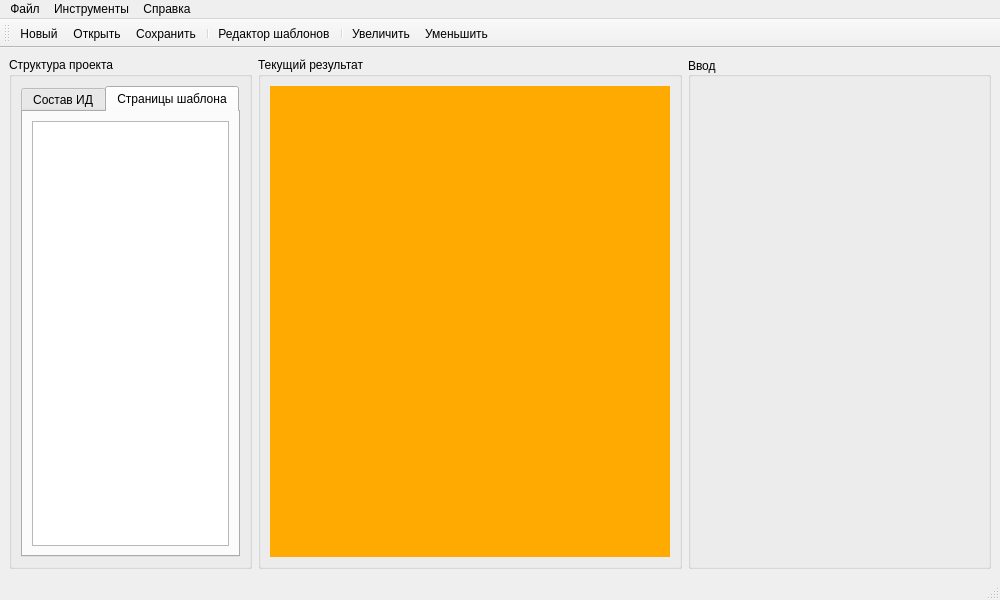
This is designer/mainwindow.ui in Artemako/auto-exec-doc as Qt 5 draws it before an edit. The edited form follows.
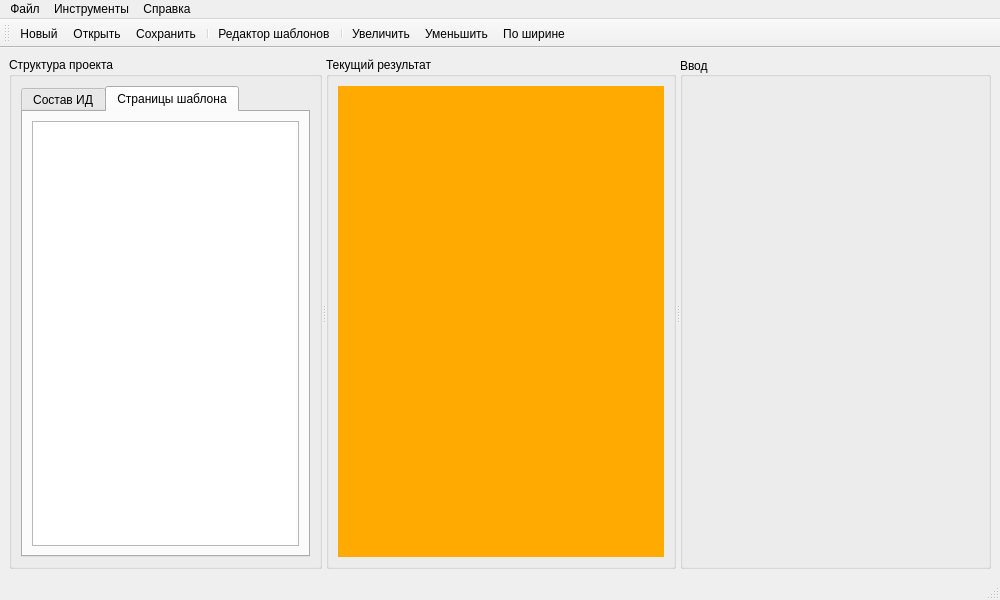
This is the edited form. Icons and pictures are not drawn. Custom widgets are drawn as their Qt base class.

Commit message: Добавлен splitter + задействован set_zoom_to_fit_view

Diff of the .ui file:
```diff
--- a/designer/mainwindow.ui
+++ b/designer/mainwindow.ui
@@ -32,30 +32,25 @@
    <string>Автоматизация ИД</string>
   </property>
   <widget class="QWidget" name="centralwidget">
-   <layout class="QGridLayout" name="gridLayout">
-    <item row="0" column="0">
-     <layout class="QGridLayout" name="gl_main" columnstretch="4,7,5">
-      <property name="sizeConstraint">
-       <enum>QLayout::SetDefaultConstraint</enum>
-      </property>
-      <item row="0" column="1">
-       <widget class="QGroupBox" name="gb_center">
-        <property name="title">
-         <string>Текущий результат</string>
-        </property>
-        <layout class="QHBoxLayout" name="horizontalLayout">
+   <layout class="QHBoxLayout" name="horizontalLayout_2">
          <item>
-          <widget class="PdfWidget" name="pdfwidget" native="true">
-           <property name="styleSheet">
-            <string notr="true">background-color: rgb(255, 170, 0);</string>
-           </property>
-          </widget>
-         </item>
-        </layout>
-       </widget>
-      </item>
-      <item row="0" column="0">
+     <widget class="QSplitter" name="splitter">
+      <property name="orientation">
+       <enum>Qt::Horizontal</enum>
+      </property>
        <widget class="QGroupBox" name="gb_left">
+       <property name="sizePolicy">
+        <sizepolicy hsizetype="Preferred" vsizetype="Preferred">
+         <horstretch>0</horstretch>
+         <verstretch>0</verstretch>
+        </sizepolicy>
+       </property>
+       <property name="minimumSize">
+        <size>
+         <width>250</width>
+         <height>0</height>
+        </size>
+       </property>
         <property name="title">
          <string>Структура проекта</string>
         </property>
@@ -139,9 +134,45 @@
          </item>
         </layout>
        </widget>
-      </item>
-      <item row="0" column="2">
+      <widget class="QGroupBox" name="gb_center">
+       <property name="sizePolicy">
+        <sizepolicy hsizetype="Preferred" vsizetype="Preferred">
+         <horstretch>0</horstretch>
+         <verstretch>0</verstretch>
+        </sizepolicy>
+       </property>
+       <property name="minimumSize">
+        <size>
+         <width>350</width>
+         <height>0</height>
+        </size>
+       </property>
+       <property name="title">
+        <string>Текущий результат</string>
+       </property>
+       <layout class="QHBoxLayout" name="horizontalLayout">
+        <item>
+         <widget class="PdfWidget" name="pdfwidget" native="true">
+          <property name="styleSheet">
+           <string notr="true">background-color: rgb(255, 170, 0);</string>
+          </property>
+         </widget>
+        </item>
+       </layout>
+      </widget>
        <widget class="QGroupBox" name="gb_right">
+       <property name="sizePolicy">
+        <sizepolicy hsizetype="Preferred" vsizetype="Preferred">
+         <horstretch>0</horstretch>
+         <verstretch>0</verstretch>
+        </sizepolicy>
+       </property>
+       <property name="minimumSize">
+        <size>
+         <width>300</width>
+         <height>0</height>
+        </size>
+       </property>
         <property name="title">
          <string>Ввод </string>
         </property>
@@ -152,8 +183,7 @@
          <bool>false</bool>
         </property>
        </widget>
-      </item>
-     </layout>
+     </widget>
     </item>
    </layout>
   </widget>
@@ -215,6 +245,7 @@
    <addaction name="separator"/>
    <addaction name="action_zoomin"/>
    <addaction name="action_zoomout"/>
+   <addaction name="action_zoomfitpage"/>
   </widget>
   <action name="action_new">
    <property name="icon">
```
Left out of the diff: 7 changed lines with no effect on the pictures. Lines whose indentation alone changed are shown as unchanged. The commit also changes 13 other files.
